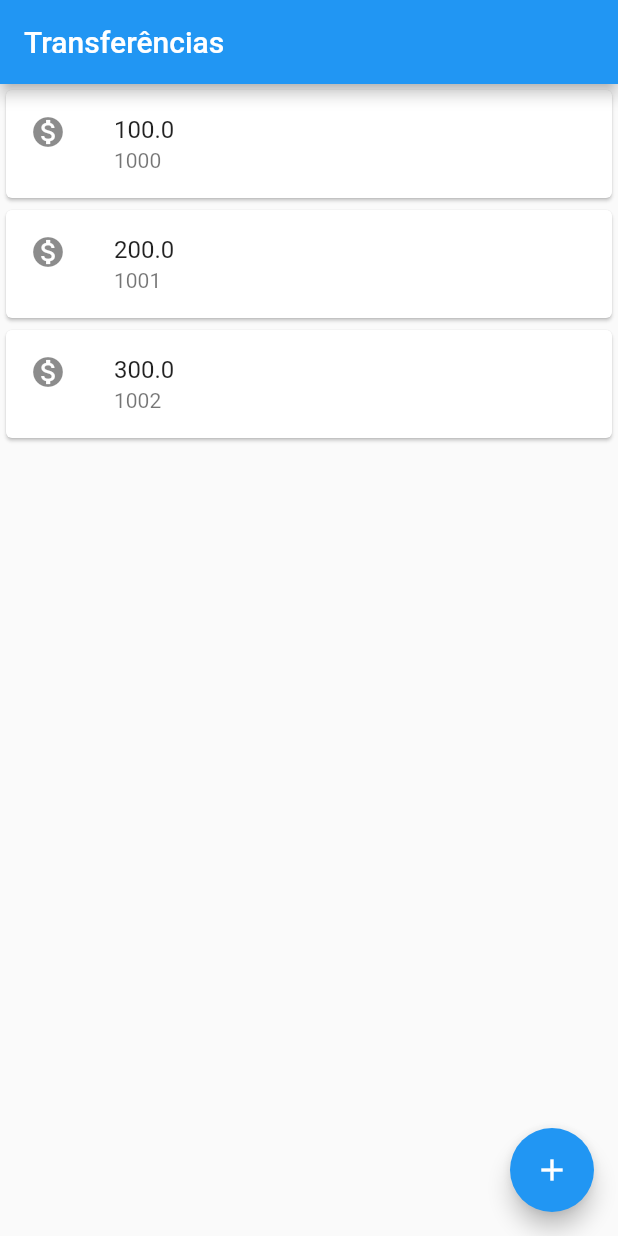
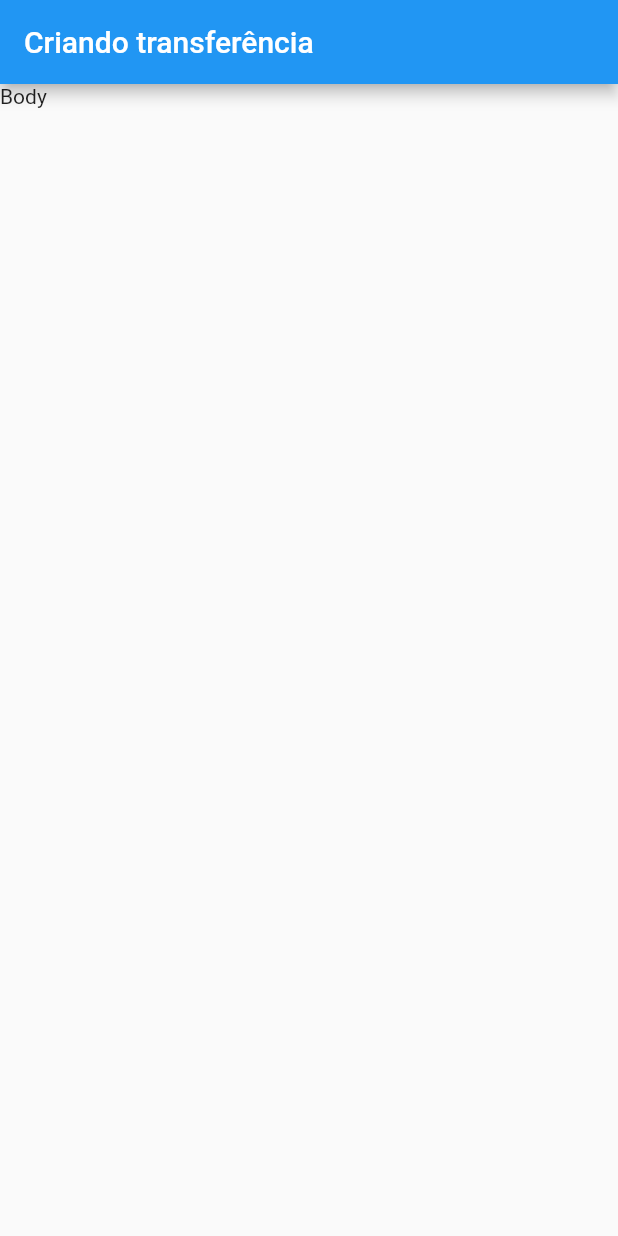
Before and after one commit to DevPrata/bytebankFlutter, a Flutter app: the screen it shows after launch, on a phone screen of 412 x 824 dp. Run offline on Flutter 3.47's test engine with Material 2 defaults, Android fonts, the phone set to English and light mode, and no system bars.

Commit message:
Refatorando codigo e criando widget de Formulariotransferencia

```diff
--- a/lib/main.dart
+++ b/lib/main.dart
@@ -1,40 +1,60 @@
 import 'package:flutter/material.dart';
 
-void main() => runApp(MaterialApp(
+void main() => runApp(ByteBankApp());
+
+class ByteBankApp extends StatelessWidget {
+  @override
+  Widget build(BuildContext context) {
+    return MaterialApp(
       //Home: Permite indicar qualquer widget como primeira tela. no root do MaterialApp
       home: Scaffold(
         // Scaffold: Permitirá implementarmos toda a estrutura básica (ou esqueleto) do Material Design.
 
-        body: ListaTransferencia(),
+        //Corpo do aplicativo
+        body: FormularioTransferencia(),
+      ),
+    );
+  }
+}
 
-        //Navigation Bar no topo
+class FormularioTransferencia extends StatelessWidget {
+  @override
+  Widget build(BuildContext context) {
+    return Scaffold(
       appBar: AppBar(
-          title: Text('Transferências ',textDirection: TextDirection.ltr),
+        title: Text('Criando transferência'),
       ),
 
-        floatingActionButton: FloatingActionButton(
-
-          child: Icon(Icons.add),
-        ),
-      ),
-    )
+      body: Text("Body"),
     );
+  }
+}
 
 class ListaTransferencia extends StatelessWidget {
   @override
   Widget build(BuildContext context) {
-    return Column(
+    return Scaffold(
+      //Navigation Bar no topo
+      appBar: AppBar(
+        title: Text('Transferências'),
+      ),
+
+      body: Column(
         children: <Widget>[
           ItemTransferencia(Transferencia(100.0, 1000)),
           ItemTransferencia(Transferencia(200.0, 1001)),
           ItemTransferencia(Transferencia(300.0, 1002)),
         ],
+      ),
+
+      floatingActionButton: FloatingActionButton(
+        child: Icon(Icons.add),
+      ),
     );
   }
 }
 
 class ItemTransferencia extends StatelessWidget {
-
   final Transferencia _transferencia;
 
   ItemTransferencia(this._transferencia);
@@ -51,10 +71,9 @@ class ItemTransferencia extends StatelessWidget {
   }
 }
 
-
-class Transferencia{
+class Transferencia {
   final double valor;
   final int numeroConta;
 
-  Transferencia(this.valor,this.numeroConta);
+  Transferencia(this.valor, this.numeroConta);
 }
```
Lines whose indentation alone changed are shown as unchanged.
